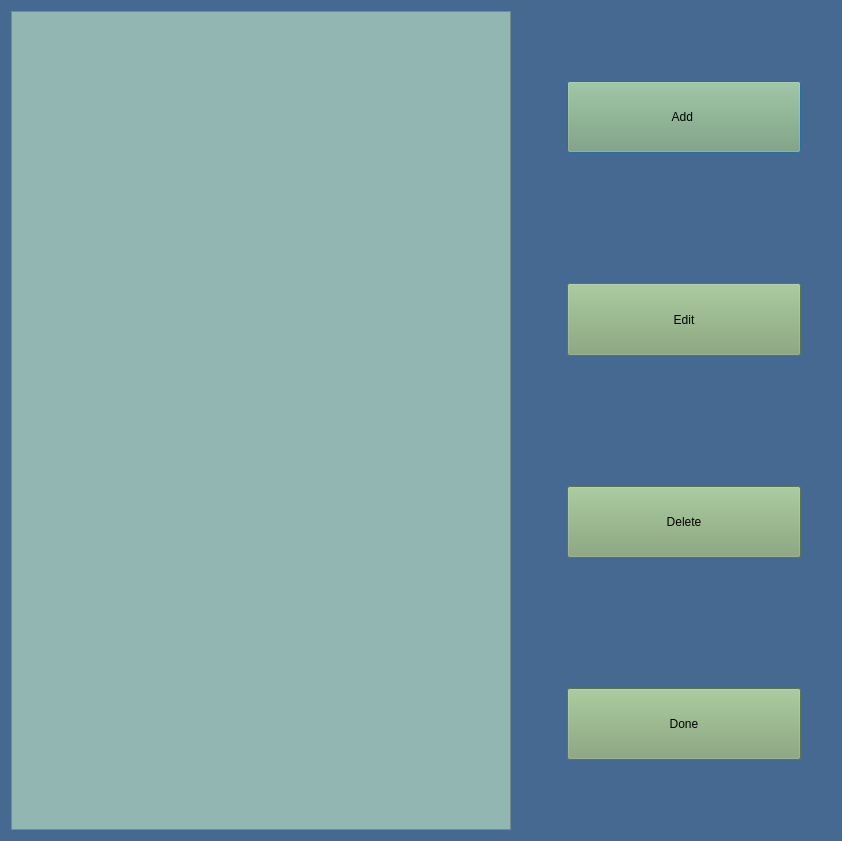
This is WorkShopProject/tasks.ui in shaahinfaezi/WorkShopProject as Qt 5 draws it before an edit. The edited form follows.
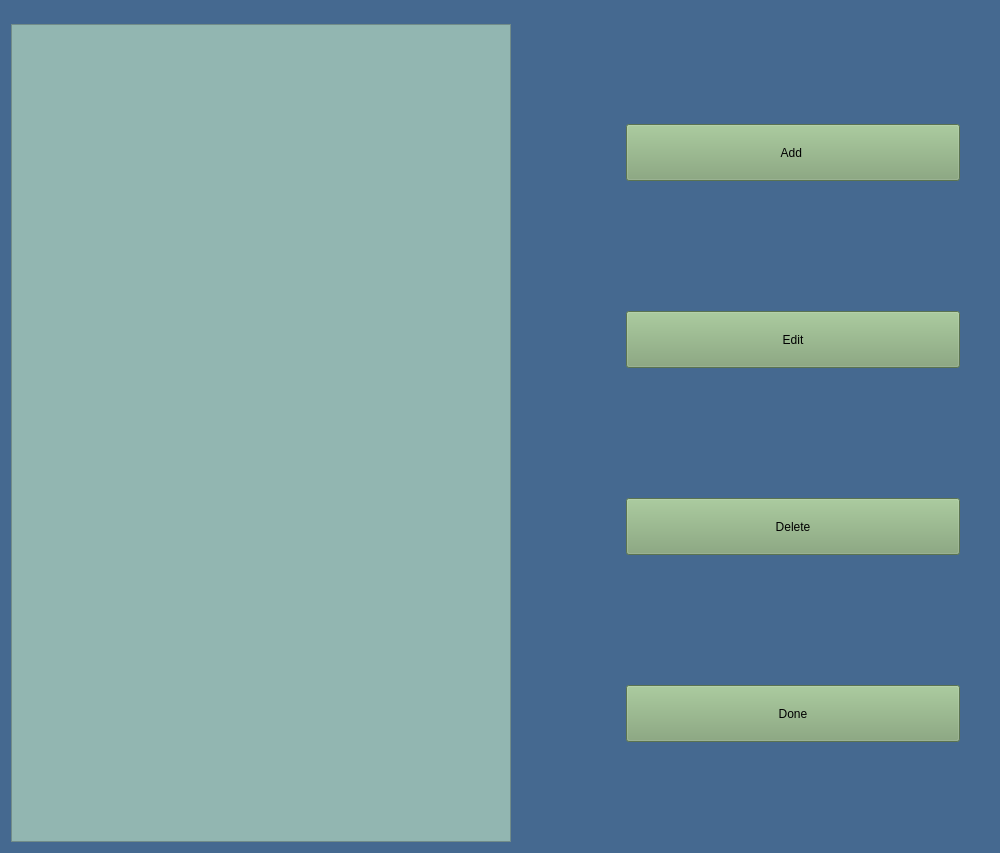
This is the edited form.

Commit message: Calendar taghriban tamam shod faghat ghesmte etelaat task an mande ast

The edit to the form file:
```diff
--- a/WorkShopProject/tasks.ui
+++ b/WorkShopProject/tasks.ui
@@ -6,17 +6,75 @@
    <rect>
     <x>0</x>
     <y>0</y>
-    <width>842</width>
-    <height>841</height>
+    <width>1000</width>
+    <height>853</height>
    </rect>
   </property>
+  <property name="maximumSize">
+   <size>
+    <width>1000</width>
+    <height>1000</height>
+   </size>
+  </property>
   <property name="windowTitle">
    <string>Dialog</string>
   </property>
+  <property name="layoutDirection">
+   <enum>Qt::LeftToRight</enum>
+  </property>
   <property name="styleSheet">
    <string notr="true">background-color:rgb(69, 105, 144);</string>
   </property>
-  <layout class="QHBoxLayout" name="horizontalLayout_2">
+  <property name="sizeGripEnabled">
+   <bool>false</bool>
+  </property>
+  <layout class="QVBoxLayout" name="verticalLayout_2" stretch="0,0">
+   <property name="spacing">
+    <number>5</number>
+   </property>
+   <property name="sizeConstraint">
+    <enum>QLayout::SetDefaultConstraint</enum>
+   </property>
+   <property name="topMargin">
+    <number>5</number>
+   </property>
+   <property name="rightMargin">
+    <number>10</number>
+   </property>
+   <item>
+    <widget class="QPushButton" name="pushButton_5">
+     <property name="sizePolicy">
+      <sizepolicy hsizetype="Fixed" vsizetype="Fixed">
+       <horstretch>0</horstretch>
+       <verstretch>0</verstretch>
+      </sizepolicy>
+     </property>
+     <property name="maximumSize">
+      <size>
+       <width>50</width>
+       <height>100</height>
+      </size>
+     </property>
+     <property name="layoutDirection">
+      <enum>Qt::RightToLeft</enum>
+     </property>
+     <property name="styleSheet">
+      <string notr="true">background-color: transparent;
+background: none;
+border: none;
+background-repeat: none;</string>
+     </property>
+     <property name="text">
+      <string/>
+     </property>
+     <property name="iconSize">
+      <size>
+       <width>50</width>
+       <height>50</height>
+      </size>
+     </property>
+    </widget>
+   </item>
    <item>
     <layout class="QHBoxLayout" name="horizontalLayout">
      <property name="sizeConstraint">
@@ -53,16 +111,16 @@
         <enum>QLayout::SetNoConstraint</enum>
        </property>
        <property name="leftMargin">
-        <number>50</number>
+        <number>110</number>
        </property>
        <property name="topMargin">
-        <number>70</number>
+        <number>100</number>
        </property>
        <property name="rightMargin">
         <number>30</number>
        </property>
        <property name="bottomMargin">
-        <number>70</number>
+        <number>100</number>
        </property>
        <item>
         <widget class="QPushButton" name="pushButton">
```
The commit also changes 14 other files.
